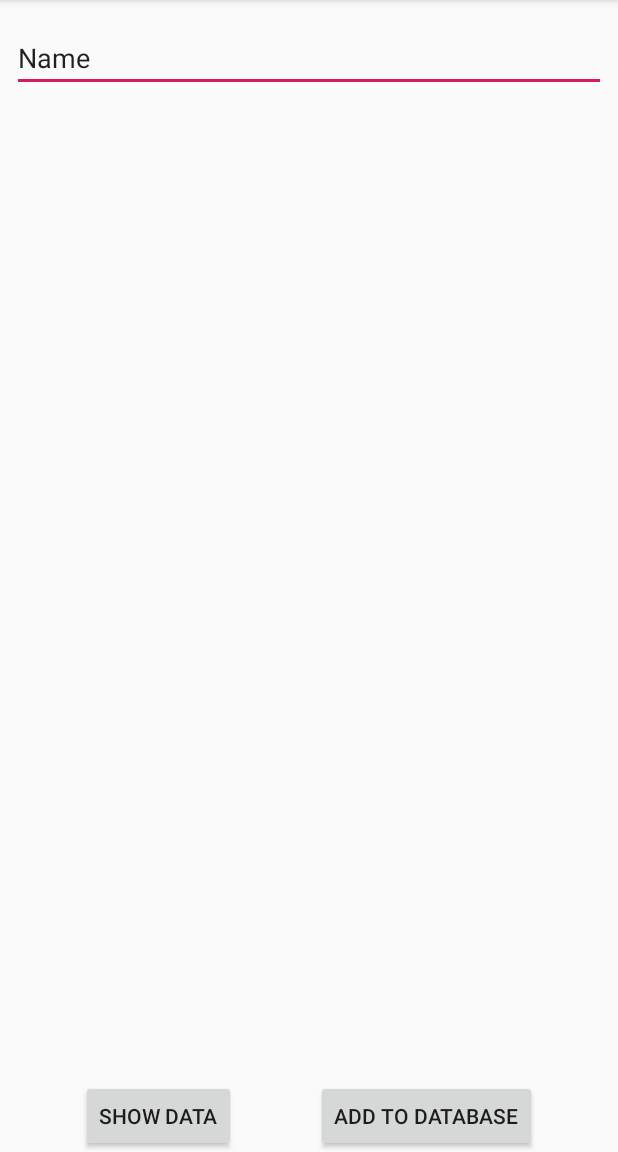
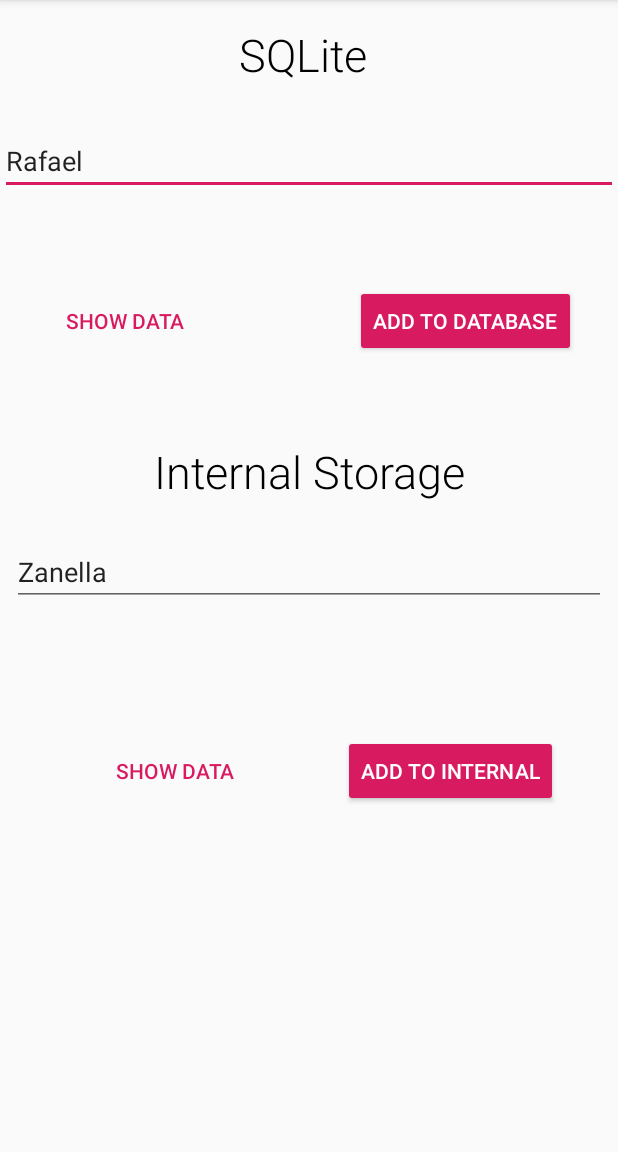
Before and after one commit to RafaelScotti/BancoDeDados, an Android app: the screen it shows after launch (MainActivity), on a phone screen of 412 x 824 dp, the part 84-1236 px from its top. Run offline under Robolectric (Android 15) with nearby library versions, the phone set to English and light mode, and no system bars.

Commit message:
Internal Storage

```diff
--- a/app/src/main/java/com/example/bancodedados/MainActivity.kt
+++ b/app/src/main/java/com/example/bancodedados/MainActivity.kt
@@ -1,9 +1,14 @@
 package com.example.bancodedados
 
+import android.content.Context
 import android.support.v7.app.AppCompatActivity
 import android.os.Bundle
+import android.view.View
 import android.widget.Toast
 import kotlinx.android.synthetic.main.activity_main.*
+import java.io.BufferedReader
+import java.io.FileInputStream
+import java.io.InputStreamReader
 
 class MainActivity : AppCompatActivity() {
 
@@ -11,6 +16,7 @@ class MainActivity : AppCompatActivity() {
         super.onCreate(savedInstanceState)
         setContentView(R.layout.activity_main)
 
+        // SQLite
         btnAddToDb.setOnClickListener {
             val dbHandler = DBOpenHelper(this, null)
             val user = Name(etName.text.toString())
@@ -33,5 +39,29 @@ class MainActivity : AppCompatActivity() {
 
     }
 
+    //Internal Storage
+    fun btnSalvarSobrenome(view : View){
+        val FILENAME = "sobrenome"
+        val string = etLastName.text.toString()
+
+        val fos = openFileOutput(FILENAME, Context.MODE_PRIVATE)
+        fos.write(string.toByteArray())
+        fos.close()
+    }
+
+    fun btnCarregarSobrenome(view : View){
+        var fileInputStream: FileInputStream? = null
+        fileInputStream = openFileInput("sobrenome")
+        var inputStreamReader: InputStreamReader = InputStreamReader(fileInputStream)
+        val bufferedReader: BufferedReader = BufferedReader(inputStreamReader)
+        val stringBuilder: StringBuilder = StringBuilder()
+        var text: String? = null
+        while ({ text = bufferedReader.readLine(); text }() != null) {
+            stringBuilder.append(text)
+        }
+        //Displaying data on EditText
+        tvDisplayLastName.setText(stringBuilder.toString()).toString()
+    }
+
 
 }
--- a/app/src/main/res/layout/activity_main.xml
+++ b/app/src/main/res/layout/activity_main.xml
@@ -1,49 +1,115 @@
 <?xml version="1.0" encoding="utf-8"?>
+<ScrollView xmlns:android="http://schemas.android.com/apk/res/android"
+            xmlns:app="http://schemas.android.com/apk/res-auto" android:layout_width="match_parent"
+            android:layout_height="match_parent">
+
 <android.support.constraint.ConstraintLayout
         xmlns:android="http://schemas.android.com/apk/res/android"
         xmlns:tools="http://schemas.android.com/tools"
         xmlns:app="http://schemas.android.com/apk/res-auto"
         android:layout_width="match_parent"
         android:layout_height="match_parent"
-        tools:context=".MainActivity">
+        tools:context=".MainActivity"
+        android:scrollbars="vertical"
+>
 
     <TextView
             android:id="@+id/tvDisplayName"
             android:layout_width="wrap_content"
-            android:layout_height="wrap_content"
+            android:layout_height="28dp"
             android:layout_marginTop="16dp"
             app:layout_constraintLeft_toLeftOf="parent"
             app:layout_constraintRight_toRightOf="parent"
-            app:layout_constraintTop_toBottomOf="@+id/etName" />
+            app:layout_constraintTop_toBottomOf="@+id/etName"
+    />
     <EditText
             android:id="@+id/etName"
             android:layout_width="match_parent"
             android:layout_height="wrap_content"
-            android:layout_marginStart="8dp"
-            android:layout_marginTop="16dp"
-            android:layout_marginEnd="8dp"
             android:ems="10"
             android:inputType="textPersonName"
-            android:text="Name"
-            app:layout_constraintBottom_toTopOf="@+id/tvDisplayName"
-            app:layout_constraintEnd_toEndOf="parent"
-            app:layout_constraintStart_toStartOf="parent"
-            app:layout_constraintTop_toTopOf="parent" />
+            android:hint="Nome" tools:layout_editor_absoluteX="0dp" android:layout_marginTop="28dp"
+            app:layout_constraintTop_toBottomOf="@+id/textView" android:text="Rafael"/>
     <Button
             android:id="@+id/btnAddToDb"
             android:layout_width="wrap_content"
             android:layout_height="wrap_content"
             android:text="Add to database"
-            app:layout_constraintBottom_toBottomOf="parent"
-            app:layout_constraintEnd_toEndOf="parent"
-            app:layout_constraintStart_toEndOf="@+id/btnShowDatafromDb" />
+            android:layout_marginTop="16dp"
+            app:layout_constraintTop_toBottomOf="@+id/tvDisplayName" app:layout_constraintEnd_toEndOf="parent"
+            android:layout_marginEnd="28dp" android:layout_marginRight="28dp"
+            style="@style/Widget.AppCompat.Button.Colored"/>
     <Button
             android:id="@+id/btnShowDatafromDb"
             android:layout_width="wrap_content"
             android:layout_height="wrap_content"
             android:text="Show Data"
             app:layout_constraintBottom_toBottomOf="parent"
-            app:layout_constraintEnd_toStartOf="@+id/btnAddToDb"
-            app:layout_constraintStart_toStartOf="parent" />
+            android:layout_marginBottom="424dp"
+            android:layout_marginTop="16dp" app:layout_constraintTop_toBottomOf="@+id/tvDisplayName"
+            app:layout_constraintVertical_bias="0.0" android:layout_marginStart="32dp"
+            app:layout_constraintStart_toStartOf="parent" android:layout_marginLeft="32dp"
+            style="@style/Widget.AppCompat.Button.Borderless.Colored"/>
+    <TextView
+            android:text="SQLite"
+            android:layout_width="wrap_content"
+            android:layout_height="wrap_content"
+            android:id="@+id/textView" app:layout_constraintEnd_toEndOf="parent" android:layout_marginEnd="8dp"
+            android:layout_marginRight="8dp" app:layout_constraintStart_toStartOf="parent"
+            android:layout_marginLeft="8dp" android:layout_marginStart="8dp"
+            android:textSize="30sp"
+            app:layout_constraintHorizontal_bias="0.488"
+            app:layout_constraintTop_toTopOf="parent" android:layout_marginTop="16dp"
+            app:fontFamily="sans-serif-light" android:textColor="#000000"/>
+    <TextView
+            android:text="Internal Storage"
+            android:layout_width="wrap_content"
+            android:layout_height="wrap_content"
+            android:id="@+id/textView2" android:textSize="30sp" app:layout_constraintStart_toStartOf="parent"
+            android:layout_marginLeft="8dp" android:layout_marginStart="8dp" app:layout_constraintEnd_toEndOf="parent"
+            android:layout_marginEnd="8dp" android:layout_marginRight="8dp" android:layout_marginTop="56dp"
+            app:layout_constraintTop_toBottomOf="@+id/btnShowDatafromDb" android:textColor="#000000"
+            app:fontFamily="sans-serif-light"/>
+    <EditText
+            android:layout_width="match_parent"
+            android:layout_height="wrap_content"
+            android:inputType="textPersonName"
+            android:ems="10"
+            android:id="@+id/etLastName" android:layout_marginEnd="8dp"
+            app:layout_constraintEnd_toEndOf="parent" android:layout_marginRight="8dp"
+            app:layout_constraintStart_toStartOf="parent"
+            android:layout_marginTop="24dp"
+            app:layout_constraintTop_toBottomOf="@+id/textView2" android:layout_marginLeft="8dp"
+            android:layout_marginStart="8dp" android:hint="Sobrenome" android:text="Zanella"/>
+    <TextView
+            android:layout_width="wrap_content"
+            android:layout_height="30dp"
+            android:id="@+id/tvDisplayLastName" android:layout_marginTop="16dp"
+            app:layout_constraintTop_toBottomOf="@+id/etLastName" app:layout_constraintEnd_toEndOf="parent"
+            android:layout_marginEnd="8dp" android:layout_marginRight="8dp"
+            app:layout_constraintStart_toStartOf="parent" android:layout_marginLeft="8dp"
+            android:layout_marginStart="8dp" android:textSize="18sp"/>
+    <Button
+            android:text="SHOW DATA"
+            android:layout_width="wrap_content"
+            android:layout_height="wrap_content"
+            android:id="@+id/btnShowDatafromIS" app:layout_constraintStart_toStartOf="parent"
+            android:layout_marginLeft="8dp" android:layout_marginStart="8dp"
+            app:layout_constraintEnd_toStartOf="@+id/btnAddToIS" android:layout_marginEnd="8dp"
+            android:layout_marginRight="8dp" app:layout_constraintTop_toBottomOf="@+id/tvDisplayLastName"
+            android:layout_marginTop="40dp" app:layout_constraintHorizontal_bias="0.523"
+            android:onClick="btnCarregarSobrenome" android:layout_marginBottom="8dp"
+            app:layout_constraintBottom_toBottomOf="parent" app:layout_constraintVertical_bias="0.0"
+            style="@style/Widget.AppCompat.Button.Borderless.Colored"/>
+    <Button
+            android:text="ADD TO INTERNAL"
+            android:layout_width="wrap_content"
+            android:layout_height="wrap_content"
+            android:id="@+id/btnAddToIS" app:layout_constraintEnd_toEndOf="parent" android:layout_marginEnd="40dp"
+            android:layout_marginRight="40dp" android:layout_marginTop="40dp"
+            app:layout_constraintTop_toBottomOf="@+id/tvDisplayLastName" android:onClick="btnSalvarSobrenome"
+            android:layout_marginBottom="8dp" app:layout_constraintBottom_toBottomOf="parent"
+            app:layout_constraintVertical_bias="0.0" style="@style/Widget.AppCompat.Button.Colored"/>
 
 </android.support.constraint.ConstraintLayout>
+</ScrollView>
```
